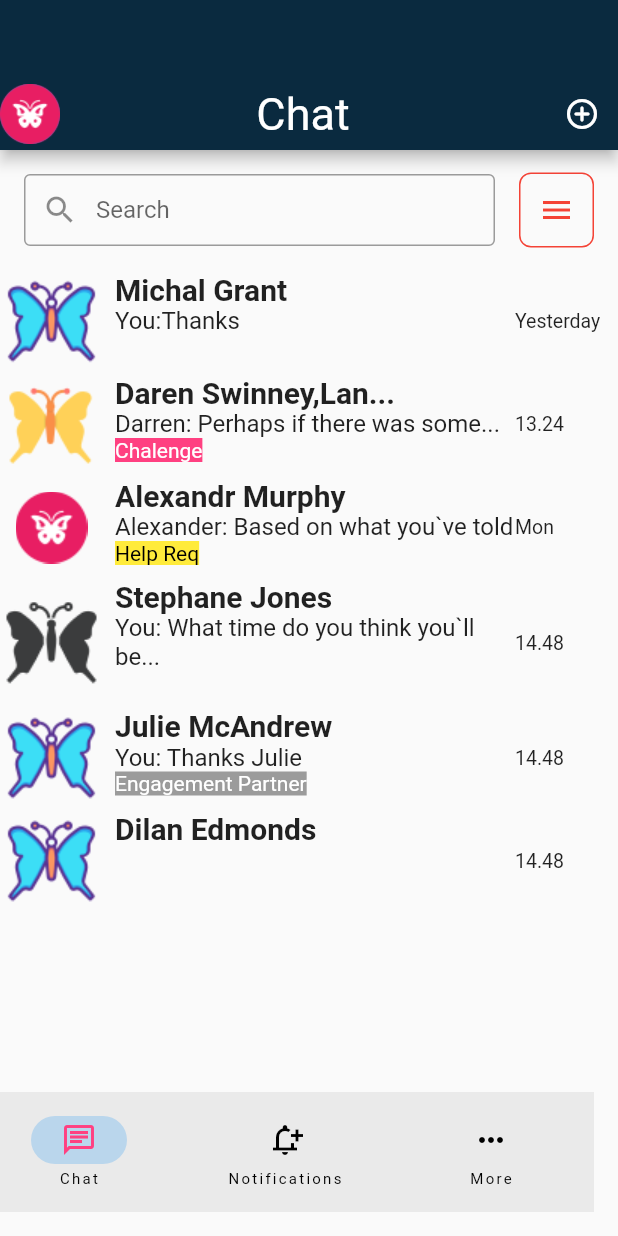
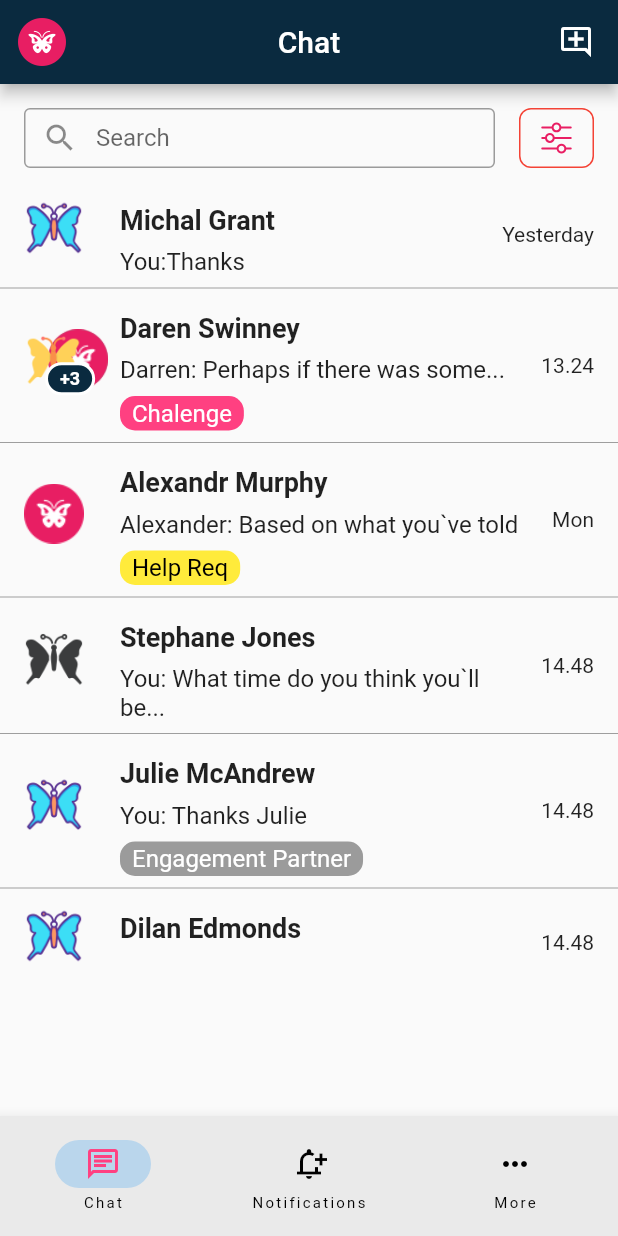
Before and after one commit to LightofDoctor/TestRepository, a Flutter app: the screen it shows after launch, on a phone screen of 412 x 824 dp. Run offline on Flutter 3.47's test engine with Material 2 defaults, Android fonts, the phone set to English and light mode, and no system bars; our stand-ins replace flutter_bloc, flutter_svg.

Commit message:
fix chatScreen, fix Row,Column, add Stack for avatars

```diff
--- a/lib/chat_repository/chat_repo.dart
+++ b/lib/chat_repository/chat_repo.dart
@@ -20,23 +20,22 @@ class ChatRepository {
           ),
         ),
         DateTime.now(),
-        DataField(text: 'Yesterday'),
-        ColorMessage('', Colors.white),
-        BackGroundColor(Colors.transparent),
+        DateField(text: 'Yesterday'),
       ),
       ChatModel(
         [
-          UserModel('Daren Swinney,Lan...',
-              'assets/icons/icons8-butterfly-64 (1).png')
+          UserModel(
+              'Daren Swinney', 'assets/icons/icons8-butterfly-64 (1).png'),
+          UserModel('Lan...', 'assets/icons/icons8-butterfly-48.png'),
+          UserModel('Dani', 'assets/icons/icons8-butterfly-96.png'),
         ],
         MessageModel(
             'Darren: Perhaps if there was some...',
             UserModel(
                 'Daren Swinney', 'assets/icons/icons8-butterfly-64 (1).png')),
         DateTime.now(),
-        DataField(text: '13.24'),
-        ColorMessage('Chalenge', Colors.white),
-        BackGroundColor(Colors.pinkAccent),
+        DateField(text: '13.24'),
+        ColorMessage(Colors.pinkAccent, Colors.white, 'Chalenge'),
       ),
       ChatModel(
         [UserModel('Alexandr Murphy', 'assets/icons/icons8-butterfly-48.png')],
@@ -45,9 +44,12 @@ class ChatRepository {
             UserModel(
                 'Alexandr Murphy', 'assets/icons/icons8-butterfly-48.png')),
         DateTime.now(),
-        DataField(text: 'Mon'),
-        ColorMessage('Help Req', Colors.black),
-        BackGroundColor(Colors.yellow),
+        DateField(text: 'Mon'),
+        ColorMessage(
+          Colors.yellow,
+          Colors.black,
+          'Help Req',
+        ),
       ),
       ChatModel(
         [
@@ -59,9 +61,7 @@ class ChatRepository {
             UserModel(
                 'Stephane Jones', 'assets/icons/icons8-butterfly-64 (2).png')),
         DateTime.now(),
-        DataField(text: '14.48'),
-        ColorMessage('', Colors.white),
-        BackGroundColor(Colors.transparent),
+        DateField(text: '14.48'),
       ),
       ChatModel(
         [UserModel('Julie McAndrew', 'assets/icons/icons8-butterfly-64.png')],
@@ -70,17 +70,18 @@ class ChatRepository {
             UserModel(
                 'Julie McAndrew', 'assets/icons/icons8-butterfly-64.png')),
         DateTime.now(),
-        DataField(text: '14.48'),
-        ColorMessage('Engagement Partner', Colors.white),
-        BackGroundColor(Colors.black38),
+        DateField(text: '14.48'),
+        ColorMessage(
+          Colors.black38,
+          Colors.white,
+          'Engagement Partner',
+        ),
       ),
       ChatModel(
         [UserModel('Dilan Edmonds', 'assets/icons/icons8-butterfly-64.png')],
         MessageModel('', UserModel('', '')),
         DateTime.now(),
-        DataField(text: '14.48'),
-        ColorMessage('', Colors.white),
-        BackGroundColor(Colors.transparent),
+        DateField(text: '14.48'),
       ),
     ];
   }
--- a/lib/chat_repository/models.dart
+++ b/lib/chat_repository/models.dart
@@ -7,11 +7,10 @@ class ChatModel {
   MessageModel lastMessage;
   DateTime createdTime;
   ColorMessage? colorMessage;
-  DataField? dataField;
-  BackGroundColor? backGroundColor;
+  DateField? dataField;
 
-  ChatModel(this.members, this.lastMessage, this.createdTime, this.dataField, [this.colorMessage,this.backGroundColor] );
-
+  ChatModel(this.members, this.lastMessage, this.createdTime, this.dataField,
+      [this.colorMessage]);
 }
 
 class UserModel {
@@ -27,18 +26,18 @@ class MessageModel {
 
   MessageModel(this.lastMessage, this.author);
 }
-class ColorMessage{
+
+class ColorMessage {
   String textMessage;
-  Color color;
-  ColorMessage( this.textMessage,  this.color);
+  Color bgColor;
+  Color textColor;
+
+  ColorMessage(this.bgColor, this.textColor, this.textMessage);
 }
-class DataField {
+
+class DateField {
   String? text;
   int? number;
-  DataField({this.text,this.number});
+
+  DateField({this.text, this.number});
 }
-
-class BackGroundColor{
-  Color color;
-  BackGroundColor(this.color);
-}
--- a/lib/main.dart
+++ b/lib/main.dart
@@ -17,7 +17,12 @@ class MyApp extends StatelessWidget {
   Widget build(BuildContext context) {
     return BlocProvider(create: (context)=> FirstScreenBloc(GetAllChatsUseCase(ChatRepository())),
       child:  MaterialApp(
-        home: FirstScreen(),
+        theme: ThemeData(
+          //brightness: Brightness.dark,
+          primaryColor: Color(0xFF0a2a3f),
+          //fontFamily: 'Georgia',
+        ),
+        home: ChatScreen(),
       ),
 
 
--- a/lib/presentation/chat_screen.dart
+++ b/lib/presentation/chat_screen.dart
@@ -1,17 +1,20 @@
 import 'package:flutter/cupertino.dart';
 import 'package:flutter/material.dart';
 import 'package:flutter_bloc/flutter_bloc.dart';
+import 'package:test_flutter/chat_repository/models.dart';
 import 'package:test_flutter/domain/bloc/bloc_screen.dart';
 import 'package:test_flutter/domain/bloc/chat_screen_States.dart';
+import 'package:flutter_svg/flutter_svg.dart';
+import 'package:test_flutter/presentation/image_constants.dart';
 
-class FirstScreen extends StatefulWidget {
-  const FirstScreen({Key? key}) : super(key: key);
+class ChatScreen extends StatefulWidget {
+  const ChatScreen({Key? key}) : super(key: key);
 
   @override
-  State<FirstScreen> createState() => _FirstScreenState();
+  State<ChatScreen> createState() => _ChatScreenState();
 }
 
-class _FirstScreenState extends State<FirstScreen> {
+class _ChatScreenState extends State<ChatScreen> {
   late FirstScreenBloc firstScreenBloc;
 
   @override
@@ -27,54 +30,49 @@ class _FirstScreenState extends State<FirstScreen> {
         builder: (BuildContext context, state) {
           if (state is LoadedChatState) {
             final chats = state.getAllChats.elementAt(2);
-
             return Scaffold(
-                appBar: PreferredSize(
-                    preferredSize: Size.fromHeight(100),
-                    child: AppBar(
+              appBar: AppBar(
                 backgroundColor: Color(0xFF0a2a3f),
-                        bottom: PreferredSize(
-                          preferredSize: Size.fromHeight(100),
-                          child: Row(
-                            mainAxisAlignment: MainAxisAlignment.spaceBetween,
-                            children: [
-                              Column(
-                                children: [
-                                  CircleAvatar(
+                centerTitle: true,
+                leading: CircleAvatar(
+                  backgroundColor: Colors.transparent,
                   child: Image.asset(
-                                        chats.members[0].avatarPath),
+                    chats.members[0].avatarPath,
+                    height: 32,
+                  ),
+                ),
+                title: Text('Chat'),
+                actions: [
+                  Icon(
+                    Icons.add_comment_outlined,
+                    size: 24,
+                    color: Colors.white,
+                  ),
+                  SizedBox(
+                    width: 16,
                   )
                 ],
               ),
-                              Column(
-                                children: [
-                                  Text(
-                                    'Chat',
-                                    style: TextStyle(
-                                        fontSize: 30, color: Colors.white),
-                                  )
-                                ],
-                              ),
-                              Column(
-                                mainAxisAlignment: MainAxisAlignment.end,
-                                children: [
-                                  IconButton(
-                                      onPressed: () {},
-                                      icon: Icon(
-                                        Icons.add_circle_outline_rounded,
-                                        color: Colors.white,
-                                      ))
-                                ],
-                              ),
-                            ],
-                          ),
-                        ))),
-                body: Column(children: [
-                  Row(
+              body: SafeArea(
+                  child: Column(children: [
+                _search(),
+                _chatsList(state.getAllChats),
+              ])),
+              bottomNavigationBar: _navigationBar(),
+            );
+          } else {
+            return CircularProgressIndicator();
+          }
+        });
+  }
+
+  Widget _search() => Row(
         children: [
           Flexible(
             child: Padding(
                 padding: EdgeInsets.all(16.0),
+                child: Container(
+                  height: 40,
                   child: TextField(
                     decoration: InputDecoration(
                       border: OutlineInputBorder(
@@ -84,11 +82,12 @@ class _FirstScreenState extends State<FirstScreen> {
                       hintText: 'Search',
                     ),
                   ),
-                        ),
+                )),
           ),
           Padding(
             padding: EdgeInsets.only(right: 16),
             child: Container(
+              height: 40,
               decoration: BoxDecoration(
                 border: Border.all(color: Colors.red),
                 borderRadius: BorderRadius.circular(8.0),
@@ -97,83 +96,151 @@ class _FirstScreenState extends State<FirstScreen> {
                 onPressed: () {
                   // Perform search action
                 },
-                            icon: Icon(
-                              Icons.menu,
-                              color: Colors.red,
+                icon: SvgPicture.asset(
+                  ImageConstants.filterIcon,
+                  color: Colors.pink,
                 ),
               ),
             ),
           )
         ],
+      );
+
+  Widget _chatsList(List<ChatModel> chats) => Expanded(
+        child: ListView.separated(
+          separatorBuilder: (context, index) {
+            return Divider(
+              color: Colors.grey.shade500,
+            );
+          },
+          itemCount: chats.length,
+          itemBuilder: (context, index) => _itemChat(chats[index]),
         ),
+      );
 
-                  // Rest of the widget tree
-
-                  Expanded(
-                    child: BlocBuilder(
-                        bloc: firstScreenBloc,
-                        builder: (BuildContext context, state) {
-                          if (state is LoadedChatState) {
-                            final chats = state.getAllChats;
-                            return ListView.builder(
-                                itemCount: chats.length,
-                                itemBuilder: (contex, index) {
-                                  final chat = chats[index];
-                                  return Row(children: [
+  Widget _itemChat(ChatModel chat) =>
+      Row(mainAxisAlignment: MainAxisAlignment.spaceBetween, children: [
+        Container(
+            height: 48,
+            width: 72,
+            child: Padding(
+                padding: EdgeInsets.only(left: 16),
+                child: Stack(
+                  children: _avatars(
+                    chat.members,
+                  ),
+                ))),
+        SizedBox(
+          width: 8,
+        ),
         Expanded(
             child: Container(
-                                            child: Image.asset(
-                                      chat.members[0].avatarPath,
-                                    ))),
-                                    Expanded(
-                                      flex: 4,
-                                        child: Container(
-                                            child:  Padding(padding:EdgeInsets.only(left: 8,bottom: 8),child:
-                                            Column(
+                child: Column(
+          mainAxisAlignment: MainAxisAlignment.center,
           crossAxisAlignment: CrossAxisAlignment.start,
           children: [
+            SizedBox(
+              height: 8,
+            ),
             Text(chat.members[0].name,
-                                            style: TextStyle(
-                                                fontSize: 20,
-                                                fontWeight: FontWeight.bold)),
+                style: TextStyle(fontSize: 18, fontWeight: FontWeight.bold)),
+            SizedBox(
+              height: 8,
+            ),
             Text(chat.lastMessage.lastMessage,
                 style: TextStyle(
                   fontSize: 16,
                 )),
+            if (chat.colorMessage != null) ...[
+              SizedBox(
+                height: 8,
+              ),
               Container(
+                decoration: BoxDecoration(
+                  borderRadius: BorderRadius.circular(10),
+                  // <= No more error here :)
+                  color: chat.colorMessage!.bgColor,
+                ),
+                child: Padding(
+                    padding:
+                        EdgeInsets.only(left: 8, right: 8, top: 2, bottom: 2),
                     child: Text(
                       chat.colorMessage!.textMessage,
                       style: TextStyle(
-                                                  color: chat
-                                                      .colorMessage!.color)),
-                                          color: chat.backGroundColor!.color,
+                        color: chat.colorMessage!.textColor,
+                        fontSize: 16,
+                      ),
+                    )),
               )
+            ]
           ],
-                                    )))),
-                                    Expanded(
-                                        child: Container(
-                                            child: Text(
-                                                chat.dataField!.text.toString(),
-                                                style:
-                                                    TextStyle(fontSize: 13))))
+        ))),
+        SizedBox(
+          width: 8,
+        ),
+        Column(
+          children: [
+            Text(chat.dataField!.text.toString(),
+                style: TextStyle(fontSize: 14)),
+          ],
+        ),
+        SizedBox(
+          width: 16,
+        ),
       ]);
-                                });
-                          } else {
-                            return CircularProgressIndicator();
-                          }
-                        }),
-                  ),
-                ]),
-                floatingActionButton: _NavigationBar());
-          } else {
-            return CircularProgressIndicator();
-          }
-        });
-  }
+
+  List<Widget> _avatars(List<UserModel> users) {
+    final List<Widget> avatars = [];
+
+    if (users.length > 1) {
+      avatars.add(Positioned(
+          left: 16,
+          child: CircleAvatar(
+              backgroundColor: Colors.grey,
+              child: Image.asset(
+                users[1].avatarPath,
+                height: 40,
+              ))));
     }
 
-Widget _NavigationBar() {
+    avatars.add(CircleAvatar(
+        backgroundColor: Colors.transparent,
+        child: Image.asset(
+          users[0].avatarPath,
+          height: 40,
+        )));
+
+    if (users.length > 1) {
+      avatars.add(Positioned(
+          left: 14,
+          bottom: 4,
+          child: Container(
+            decoration: BoxDecoration(
+              borderRadius: BorderRadius.circular(16),
+              border: Border.all(
+                color: Colors.white,
+                width: 2.0,
+              ),
+              color: Color(0xFF0a2a3f),
+            ),
+            child: Padding(
+                padding: EdgeInsets.only(left: 8, right: 8, top: 2, bottom: 2),
+                child: Text(
+                  '+${users.length}',
+                  style: TextStyle(
+                      color: Colors.white,
+                      fontSize: 12,
+                      fontWeight: FontWeight.bold),
+                )),
+          )));
+    }
+
+    return avatars;
+  }
+
+  Widget _navigationBar() {
     return NavigationBar(
+      elevation: 8,
       destinations: [
         NavigationDestination(
           icon: Icon(Icons.chat_outlined, color: Colors.pinkAccent),
@@ -190,3 +257,4 @@ Widget _NavigationBar() {
       ],
     );
   }
+}
--- /dev/null
+++ b/lib/presentation/image_constants.dart
@@ -0,0 +1,3 @@
+class ImageConstants {
+  static const String filterIcon = 'assets/icons/filter.svg';
+}
--- a/pubspec.yaml
+++ b/pubspec.yaml
@@ -39,6 +39,7 @@ dependencies:
   flutter_bloc: ^8.1.1
   bloc_provider: ^1.0.0
   bloc: ^8.1.0
+  flutter_svg: ^1.1.6
 
 dev_dependencies:
   flutter_test:
@@ -69,7 +70,7 @@ flutter:
     - assets/icons/icons8-butterfly-64 (1).png
     - assets/icons/icons8-butterfly-64 (2).png
     - assets/icons/icons8-leaf-fluttering-in-wind-96.png
-    - assets/icons/icons8-butterfly-96.png
+    - assets/icons/
 
     # - images/a_dot_ham.jpeg
 
```
Also changed, not shown: assets/icons/filter.svg (added), pubspec.lock. Lines whose indentation alone changed are shown as unchanged.
